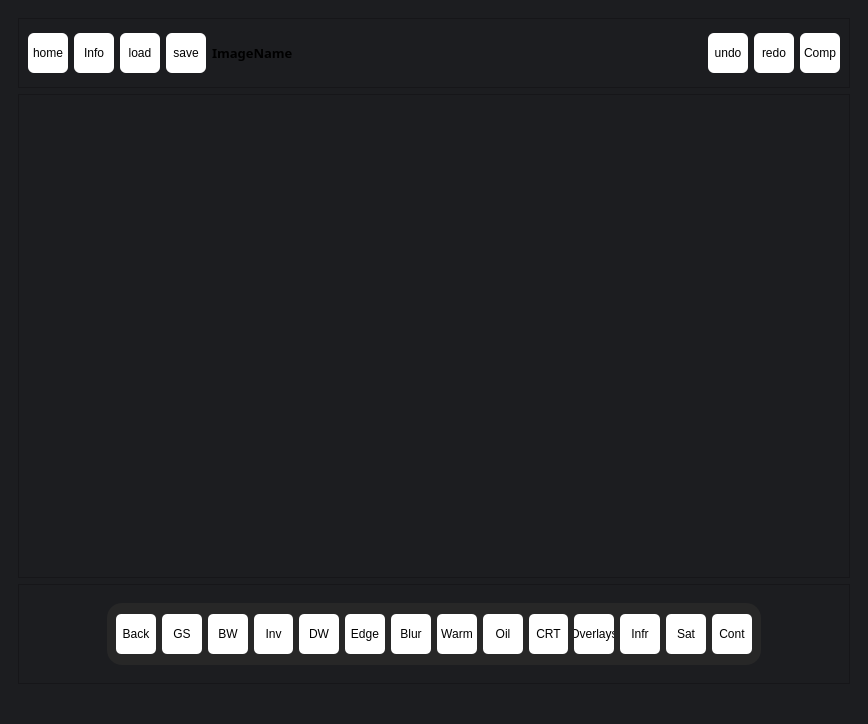
Qt form MiniPhotoshop/mainwindow.ui (HassanIsmail16/Image-Processing-Application) before a commit.
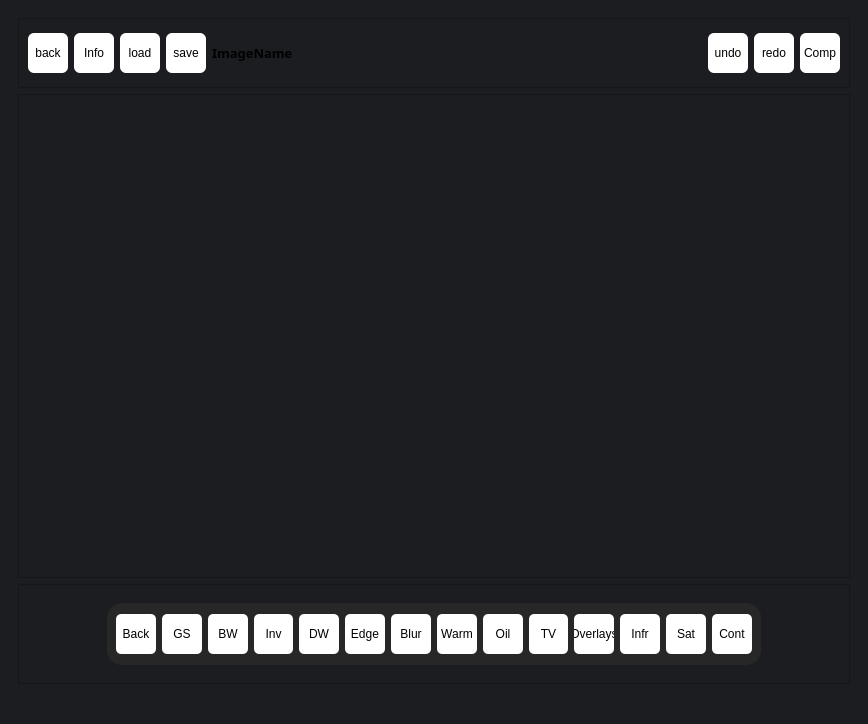
The same form after that commit. The open tabs and pages were chosen to show the change.

```diff
--- a/MiniPhotoshop/mainwindow.ui
+++ b/MiniPhotoshop/mainwindow.ui
@@ -123,7 +123,7 @@
               <string notr="true">border-radius: 6px; background-color: #ffffff; color: #000000;</string>
              </property>
              <property name="text">
-              <string>home</string>
+              <string>back</string>
              </property>
             </widget>
            </item>
@@ -611,7 +611,7 @@
 border-radius: 5px;</string>
                     </property>
                     <property name="text">
-                     <string>CRT</string>
+                     <string>TV</string>
                     </property>
                    </widget>
                   </item>
```
